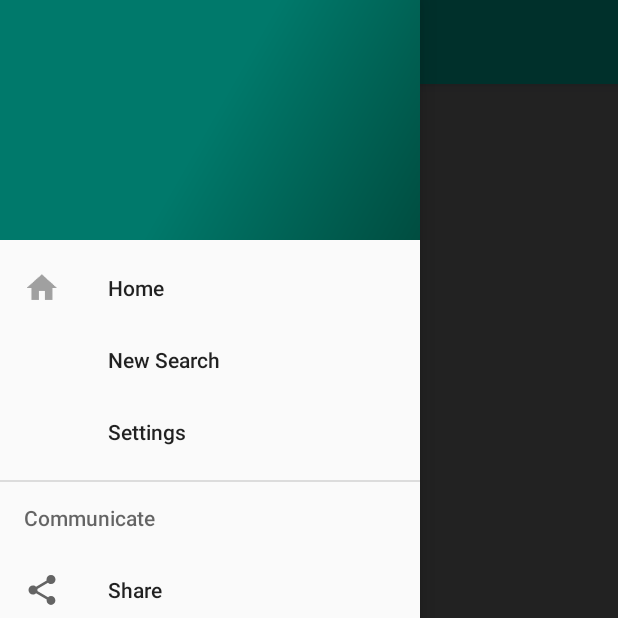
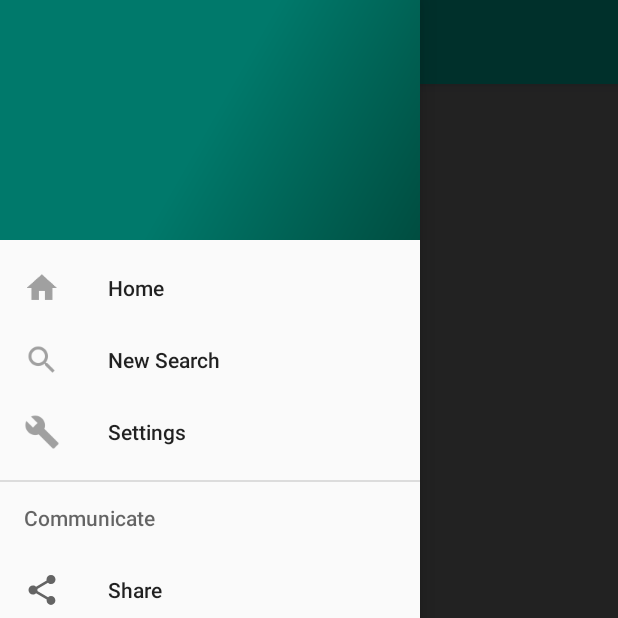
Before and after one commit to faelks/cipelist, an Android app: the SearchFilterActivity screen opened directly, with no data from a screen before it, in the side drawer, after a tap on "Settings", on a phone screen of 412 x 824 dp, the top half of it. Run offline under Robolectric (Android 15) with nearby library versions, the phone set to English and light mode, and no system bars; our stand-ins replace Firebase (no records; nobody signed in at launch, a user with empty details on screens opened directly); libraries missing offline, so code that uses them is left out: com.mindorks.placeholderview, com.wang.avi; 6 statements that could not run were skipped.

Commit message:
Progress bar in swiper and a more smooth loading of images in the recipe list fragment

```diff
--- a/app/src/main/java/com/mad/cipelist/swiper/SwiperActivity.java
+++ b/app/src/main/java/com/mad/cipelist/swiper/SwiperActivity.java
@@ -8,6 +8,7 @@ import android.util.Log;
 import android.view.View;
 import android.widget.FrameLayout;
 import android.widget.LinearLayout;
+import android.widget.ProgressBar;
 import android.widget.TextView;
 
 import com.mad.cipelist.R;
@@ -39,6 +40,7 @@ public class SwiperActivity extends BaseActivity {
 
     private SwipePlaceHolderView mSwipeView;
     private LinearLayout mSwipeButtonHolder;
+    private ProgressBar mProgressBar;
 
     private int mRecipeAmount;
     private int mRecipeLoadCount;
@@ -61,6 +63,8 @@ public class SwiperActivity extends BaseActivity {
 
         mSwipeButtonHolder = (LinearLayout) findViewById(R.id.swiper_button_holder);
         mSwipeView = (SwipePlaceHolderView) findViewById(R.id.swipe_view);
+        mProgressBar = (ProgressBar) findViewById(R.id.swiper_progress_bar);
+
 
         mContext = this.getApplicationContext();
         mRecipeLoadCount = 0;
@@ -68,6 +72,7 @@ public class SwiperActivity extends BaseActivity {
 
         // Getting things passed by the searchfilteractivity
         mRecipeAmount = getIntent().getIntExtra("recipeAmount", 0);
+        mProgressBar.setMax(mRecipeAmount);
 
         // Creates a search filter using passed parameters
         mFilter = createSearchFilter();
@@ -190,6 +195,7 @@ public class SwiperActivity extends BaseActivity {
                         // Set the search id of the recipe so that is is associated with the current search
                         recipe.setSearchId(mFilter.getSearchId());
                         mSelectedRecipes.add(recipe);
+                        mProgressBar.setProgress(mSelectedRecipes.size());
 
                         if (mSelectedRecipes.size() >= mRecipeAmount) {
                             onSwipeLimitReached();
@@ -251,7 +257,6 @@ public class SwiperActivity extends BaseActivity {
             // Stop the loading animation
             // Add the loaded cards to the SwiperView in the Main Thread.
             addCards(localRecipes);
-            crossfade(mAvi, mSwipeView);
             stopLoadAnim();
         }
     }
--- a/app/src/main/res/menu/drawer_menu.xml
+++ b/app/src/main/res/menu/drawer_menu.xml
@@ -8,9 +8,11 @@
             android:title="@string/home" />
         <item
             android:id="@+id/nav_swiper"
+            android:icon="@drawable/ic_menu_search"
             android:title="@string/new_search" />
         <item
             android:id="@+id/nav_settings"
+            android:icon="@drawable/ic_menu_settings"
             android:title="@string/settings" />
     </group>
 
```
Also changed, not shown: app/src/main/java/com/mad/cipelist/result/adapter/RecipeRecyclerViewAdapter.java (+23 -1 lines), app/src/main/res/layout/content_swiper.xml (+9 -0 lines), app/src/main/res/layout/recipe_list_item.xml (+11 -8 lines), app/src/main/res/drawable-hdpi/ic_menu_search.png (added), app/src/main/res/drawable-hdpi/ic_menu_settings.png (added), app/src/main/res/drawable-mdpi/ic_menu_search.png (added), app/src/main/res/drawable-mdpi/ic_menu_settings.png (added), app/src/main/res/drawable-xhdpi/ic_menu_search.png (added), app/src/main/res/drawable-xhdpi/ic_menu_settings.png (added), app/src/main/res/drawable-xxhdpi/ic_menu_search.png (added), app/src/main/res/drawable-xxhdpi/ic_menu_settings.png (added).
